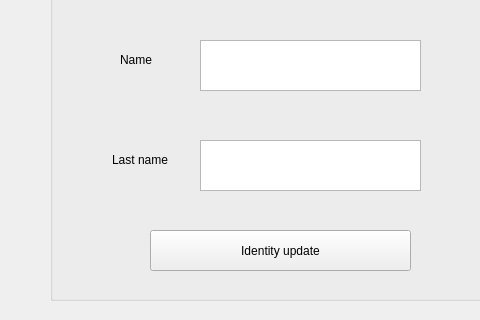
Qt form ProjetCOMSSFIL/mainwindow.ui (paulesbats/ProjetCOMSSFIL) before a commit; both pictures show x 0 to 480 and y 210 to 530 of the 1200 by 700 pixel window.
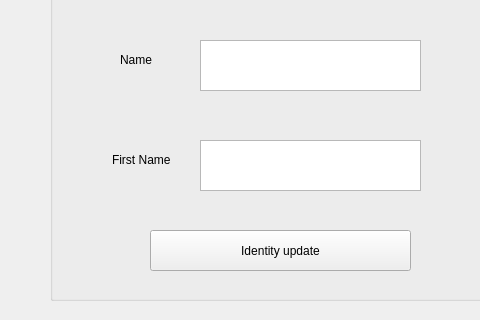
The same form after that commit.

Commit message: Read and modify identity

```diff
--- a/ProjetCOMSSFIL/mainwindow.ui
+++ b/ProjetCOMSSFIL/mainwindow.ui
@@ -62,7 +62,7 @@
       </rect>
      </property>
      <property name="text">
-      <string>Last name</string>
+      <string>First Name</string>
      </property>
     </widget>
     <widget class="QTextEdit" name="NameEntered">
```
Left out of the diff: 2 changed lines with no effect on the pictures. The commit also changes 2 other files.
